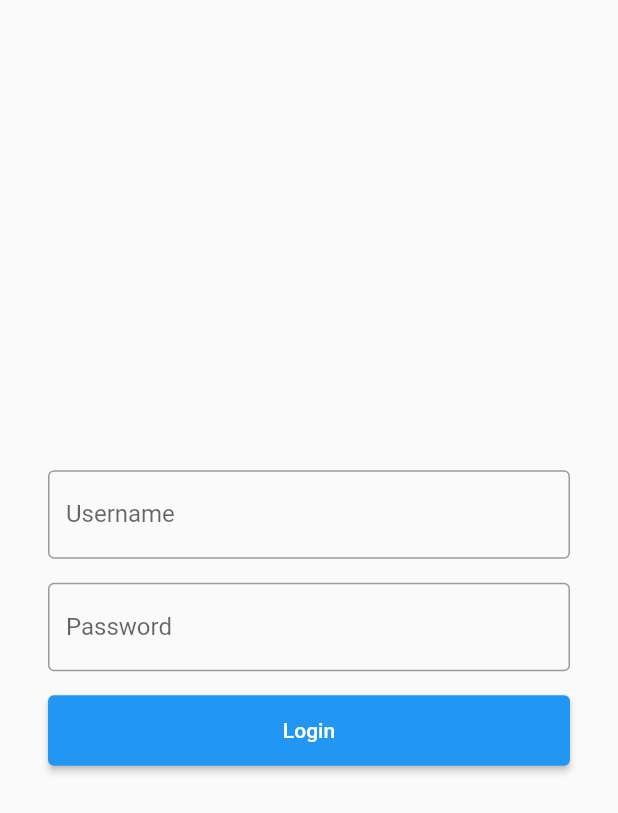
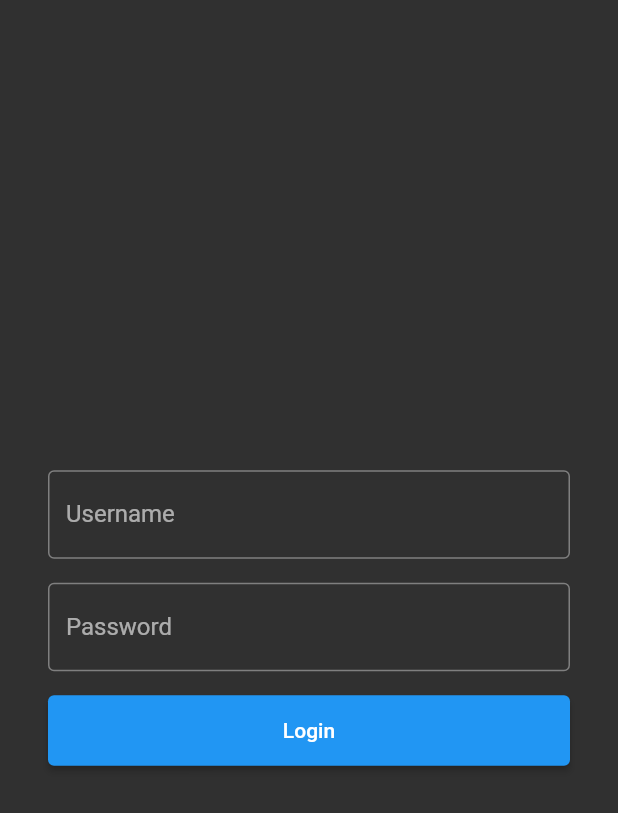
Before and after one commit to Kyusans/flutter-e-commerce, a Flutter app: the screen it shows after launch, on a phone screen of 412 x 824 dp. Shown: the top 813 px of the screen. Run offline on Flutter 3.47's test engine with Material 2 defaults, Android fonts, the phone set to English and light mode, and no system bars.

Commit message:
added session_storage.dart

```diff
--- a/lib/main.dart
+++ b/lib/main.dart
@@ -1,5 +1,7 @@
 import 'package:ecommerce/login.dart';
+import 'package:ecommerce/session_storage.dart';
 import 'package:flutter/material.dart';
+import 'theme.dart';
 
 void main() {
   runApp(const MyApp());
@@ -10,8 +12,9 @@ class MyApp extends StatelessWidget {
 
   @override
   Widget build(BuildContext context) {
-    return const MaterialApp(
-      home: Main(),
+    return MaterialApp(
+      home: const Main(),
+      theme: SessionStorage.isDarkMode ? darkmode : lightMode,
       debugShowCheckedModeBanner: false,
     );
   }
--- /dev/null
+++ b/lib/session_storage.dart
@@ -0,0 +1,4 @@
+class SessionStorage {
+  // default ani dapat is false pero for development purpose, eh true sa nako kay sakit sa mata
+  static bool isDarkMode = true;
+}
```
